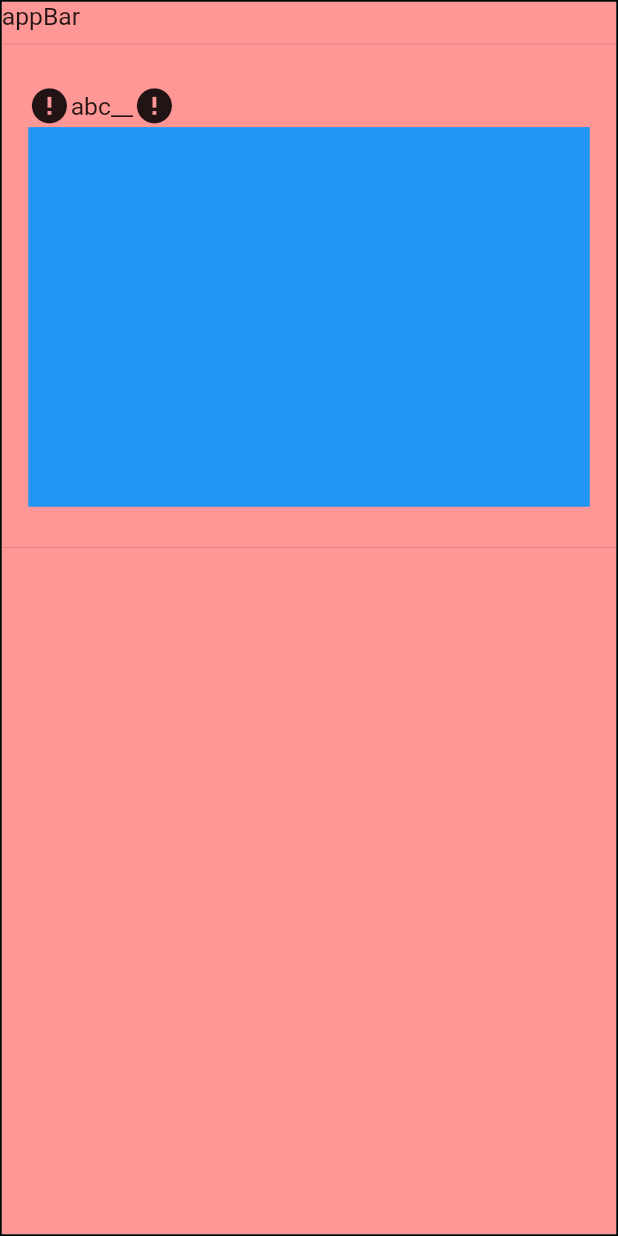
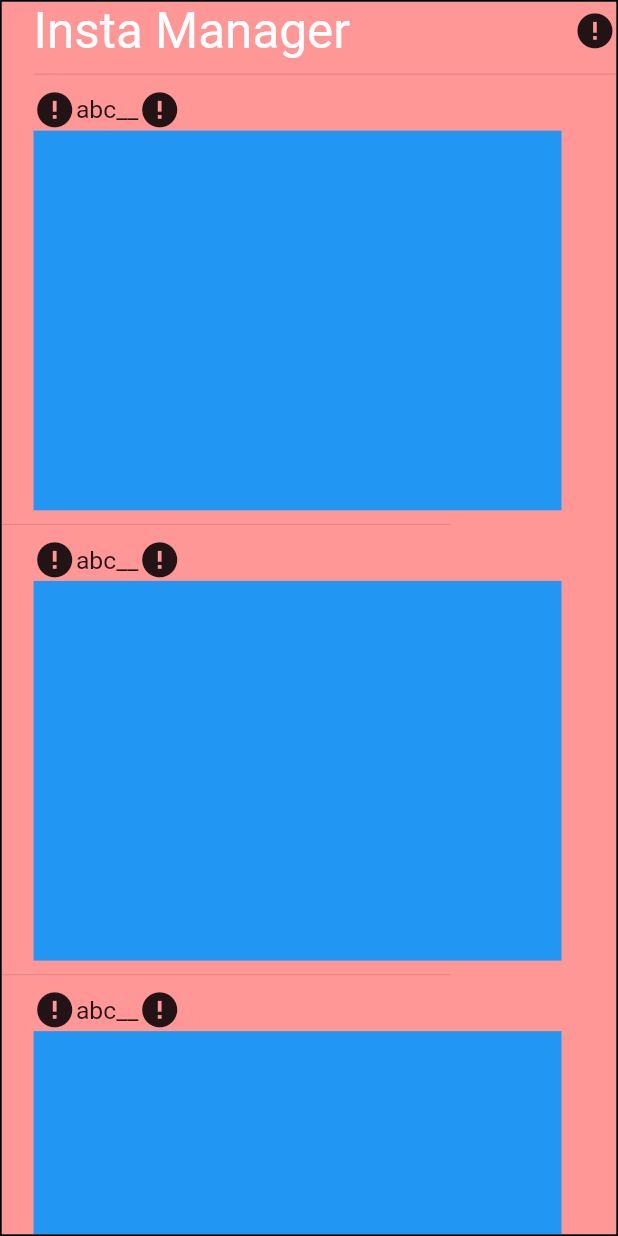
Before and after one commit to dev-tryit/insta_crawller_flutter, a Flutter app: the MainPage screen opened directly, on a phone screen of 412 x 824 dp. Run offline on Flutter 3.47's test engine with Material 2 defaults, Android fonts, the phone set to English and light mode, and no system bars; our stand-ins replace animate_do, cloud_firestore, email_validator, firebase_auth, firebase_core, flutter_easyloading and 9 more; missing offline and left inert: firedart, logger_flutter, puppeteer, unsplash_client, window_manager; accounts and stored records are empty; Roboto replaces fonts that are missing (Coiny).

Commit message:
MainPage.dart 초벌

```diff
--- a/_code/lib/main.dart
+++ b/_code/lib/main.dart
@@ -58,7 +58,6 @@ Future<void> main() async {
 class MyApp extends StatelessWidget {
   final GoRouter _router = GoRouter(
       initialLocation: "/",
-      debugLogDiagnostics: true,
       urlPathStrategy: UrlPathStrategy.path,
       routes: [
         //앱은 웹과 네비게이션이 달라야 한다.
--- a/_code/lib/page/main/MainPage.dart
+++ b/_code/lib/page/main/MainPage.dart
@@ -1,5 +1,6 @@
 import 'package:flutter/material.dart';
 import 'package:insta_crawller_flutter/_common/abstract/KDHState.dart';
+import 'package:insta_crawller_flutter/util/MyFonts.dart';
 import 'package:insta_crawller_flutter/util/MyTheme.dart';
 
 class MainPage extends StatefulWidget {
@@ -26,7 +27,6 @@ class _MainPageState extends KDHState<MainPage> {
           child: Column(
             children: [
               appBar(),
-              Divider(),
               Expanded(child: scrollView()),
             ],
           ),
@@ -37,19 +37,33 @@ class _MainPageState extends KDHState<MainPage> {
   }
 
   Widget appBar() {
-    return Row(
-      children: [
-        Text("appBar"),
-      ],
+    return Padding(
+      padding: const EdgeInsets.only(left:18),
+      child: Column(
+        children: [
+          Row(
+            children: [
+              Text(
+                "Insta Manager",
+                style: MyFonts.coiny(
+                  fontSize: 28,
+                  color: MyTheme.subColor,
+                ),
+              ),
+              Spacer(),
+              Icon(Icons.error),
+            ],
+          ),
+          Divider(),
+        ],
+      ),
     );
   }
 
   Widget scrollView() {
     return SingleChildScrollView(
       child: Column(
-        children: [
-          instaCardGroup(),
-        ],
+        children: List.generate(12, (index) => instaCardGroup()),
       ),
     );
   }
@@ -58,7 +72,7 @@ class _MainPageState extends KDHState<MainPage> {
     return Column(
       children: [
         Container(
-          padding: EdgeInsets.all(15),
+          padding: const EdgeInsets.only(left:18, right: 31),
           child: Column(
             children: [
               Row(
@@ -75,7 +89,7 @@ class _MainPageState extends KDHState<MainPage> {
             ],
           ),
         ),
-        Divider(),
+        Divider(endIndent: 94),
       ],
     );
   }
```
